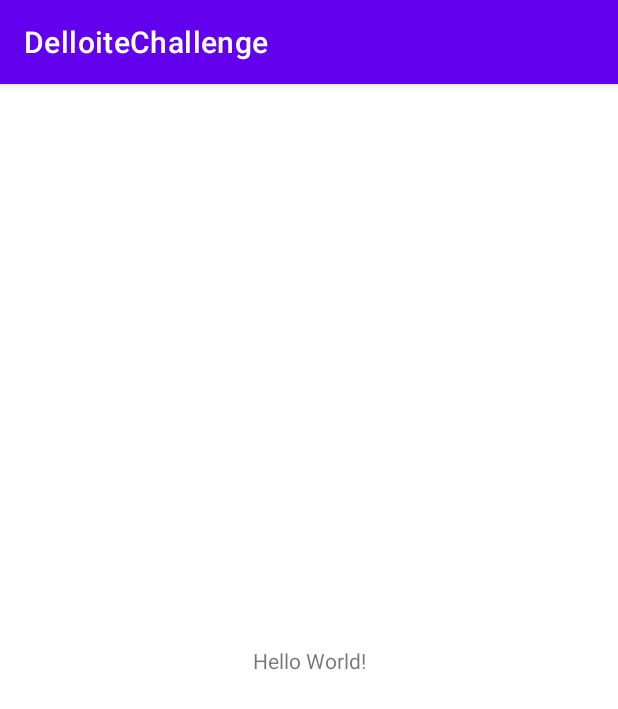
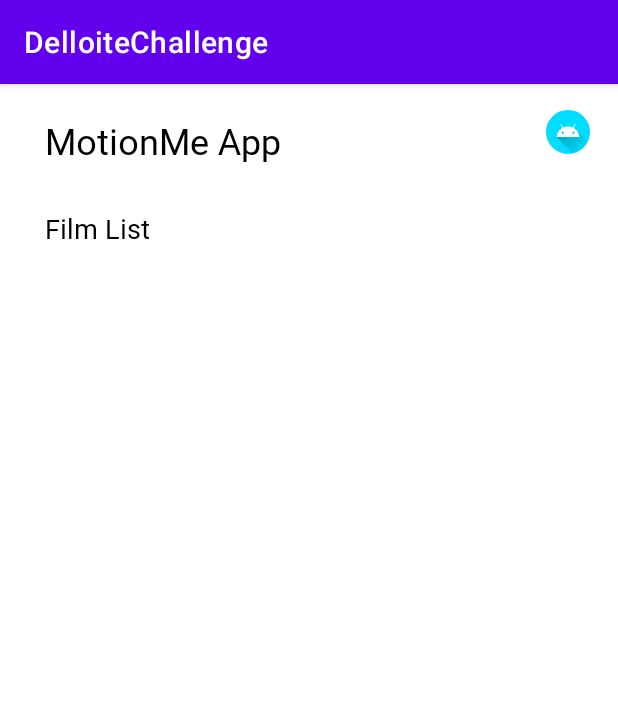
Before and after one commit to Crystal-Technologies-Ltd/delloite-challenge, an Android app: the screen it shows after launch (MainActivity), on a phone screen of 412 x 824 dp. Shown: the top 709 px of the screen. Run offline under Robolectric (Android 15) with nearby library versions, the phone set to English and light mode, and no system bars.

Commit message:
progress - Setup fonts, databinding; Create movie list adapter ui; Create main screen activity;

```diff
--- a/app/src/main/java/com/giang/delloitechallenge/MainActivity.kt
+++ b/app/src/main/java/com/giang/delloitechallenge/MainActivity.kt
@@ -1,11 +1,23 @@
 package com.giang.delloitechallenge
 
+import android.os.Bundle
 import androidx.appcompat.app.AppCompatActivity
-import android.os.Bundle
+import androidx.navigation.NavController
+import androidx.navigation.fragment.NavHostFragment
+import androidx.navigation.fragment.findNavController
 
 class MainActivity : AppCompatActivity() {
+  private lateinit var navController: NavController
+
   override fun onCreate(savedInstanceState: Bundle?) {
     super.onCreate(savedInstanceState)
     setContentView(R.layout.activity_main)
+    val navHostFragment =
+      supportFragmentManager.findFragmentById(R.id.activityDashboard_hostFragment) as NavHostFragment
+    navController = navHostFragment.findNavController()
+  }
+
+  override fun onSupportNavigateUp(): Boolean {
+    return navController.navigateUp() || super.onSupportNavigateUp()
   }
 }
--- a/app/src/main/java/com/giang/delloitechallenge/movieslist/MovieAdapter.kt
+++ b/app/src/main/java/com/giang/delloitechallenge/movieslist/MoviesAdapter.kt
@@ -8,7 +8,7 @@ import com.giang.delloitechallenge.R
 import com.giang.delloitechallenge.databinding.RcvitemMovieBinding
 import com.giang.delloitechallenge.movieslist.dto.Search
 
-class MovieAdapter : RecyclerView.Adapter<RecyclerView.ViewHolder>() {
+class MoviesAdapter : RecyclerView.Adapter<RecyclerView.ViewHolder>() {
   private var dataList: ArrayList<Search> = arrayListOf()
 
   inner class MovieItemVH(private val binding: RcvitemMovieBinding) :
--- a/app/src/main/java/com/giang/delloitechallenge/movieslist/MoviesListFragment.kt
+++ b/app/src/main/java/com/giang/delloitechallenge/movieslist/MoviesListFragment.kt
@@ -1 +1,12 @@
 package com.giang.delloitechallenge.movieslist
+
+import android.os.Bundle
+import android.view.View
+import androidx.fragment.app.Fragment
+import com.giang.delloitechallenge.R
+
+class MoviesListFragment : Fragment(R.layout.fragment_movies_list) {
+  override fun onViewCreated(view: View, savedInstanceState: Bundle?) {
+    super.onViewCreated(view, savedInstanceState)
+  }
+}
--- /dev/null
+++ b/app/src/main/java/com/giang/delloitechallenge/movieslist/MoviesListViewModel.kt
@@ -0,0 +1,19 @@
+package com.giang.delloitechallenge.movieslist
+
+import androidx.lifecycle.MutableLiveData
+import androidx.lifecycle.ViewModel
+import androidx.lifecycle.viewModelScope
+import com.giang.delloitechallenge.movieslist.dto.MoviesResponse
+import kotlinx.coroutines.Dispatchers
+import kotlinx.coroutines.launch
+
+class MoviesListViewModel(val movieListRepo: MoviesRepo) : ViewModel() {
+
+  val movieListLiveData: MutableLiveData<MoviesResponse> = MutableLiveData()
+
+  fun getMovieList() {
+    viewModelScope.launch(Dispatchers.IO) {
+      val result = movieListRepo.getMovies()
+    }
+  }
+}
--- /dev/null
+++ b/app/src/main/res/drawable/avatar.xml
@@ -0,0 +1,6 @@
+<?xml version="1.0" encoding="utf-8"?>
+<layer-list xmlns:android="http://schemas.android.com/apk/res/android" >
+
+  <item android:drawable="@drawable/circle_bg"/>
+  <item android:drawable="@drawable/ic_launcher_foreground"/>
+</layer-list>
--- /dev/null
+++ b/app/src/main/res/drawable/circle_bg.xml
@@ -0,0 +1,11 @@
+<shape xmlns:android="http://schemas.android.com/apk/res/android"
+  android:innerRadius="0dp"
+  android:shape="ring"
+  android:thicknessRatio="2"
+  android:useLevel="false" >
+  <solid android:color="@android:color/holo_blue_bright" />
+
+  <stroke
+    android:width="10dp"
+    android:color="@android:color/white" />
+</shape>
--- /dev/null
+++ b/app/src/main/res/font/helvatica_700.xml
@@ -0,0 +1,4 @@
+<?xml version="1.0" encoding="utf-8"?>
+<font-family xmlns:android="http://schemas.android.com/apk/res/android">
+
+</font-family>
--- a/app/src/main/res/font/fonts.xml
+++ b/app/src/main/res/font/helveticaneue_700.xml
@@ -3,9 +3,9 @@
   xmlns:app="http://schemas.android.com/apk/res-auto">
   <font
     android:fontStyle="normal"
-    android:fontWeight="500"
+    android:fontWeight="700"
     android:font="@font/helveticaneue"
     app:fontStyle="normal"
-    app:fontWeight="500"
+    app:fontWeight="700"
     />
 </font-family>
--- a/app/src/main/res/layout/activity_main.xml
+++ b/app/src/main/res/layout/activity_main.xml
@@ -1,18 +1,46 @@
 <?xml version="1.0" encoding="utf-8"?>
 <androidx.constraintlayout.widget.ConstraintLayout xmlns:android="http://schemas.android.com/apk/res/android"
   xmlns:app="http://schemas.android.com/apk/res-auto"
-  xmlns:tools="http://schemas.android.com/tools"
   android:layout_width="match_parent"
-  android:layout_height="match_parent"
-  tools:context=".MainActivity">
+  android:layout_height="match_parent">
 
-  <TextView
+  <androidx.appcompat.widget.AppCompatTextView
+    android:id="@+id/activity_tv_title"
     android:layout_width="wrap_content"
     android:layout_height="wrap_content"
-    android:text="Hello World!"
-    app:layout_constraintBottom_toBottomOf="parent"
-    app:layout_constraintLeft_toLeftOf="parent"
+    app:layout_constraintTop_toTopOf="parent"
+    app:layout_constraintStart_toStartOf="parent"
     app:layout_constraintRight_toRightOf="parent"
-    app:layout_constraintTop_toTopOf="parent" />
+    android:layout_marginStart="30dp"
+    android:layout_marginTop="21dp"
+    android:textColor="#000000"
+    android:text="@string/motion_me"
+    android:fontFamily="@font/helveticaneue_700"
+    android:textSize="24sp"
+    />
+
+  <ImageView
+    android:id="@+id/activity_imv_avatar"
+    android:layout_width="36dp"
+    android:layout_height="36dp"
+    app:layout_constraintTop_toTopOf="parent"
+    app:layout_constraintBottom_toBottomOf="@+id/activity_tv_title"
+    app:layout_constraintStart_toEndOf="@+id/activity_tv_title"
+    app:layout_constraintEnd_toEndOf="parent"
+    app:layout_constraintHorizontal_bias="1"
+    android:layout_marginEnd="15dp"
+    android:layout_marginTop="10dp"
+    android:src="@drawable/avatar"
+    android:elevation="23dp"
+    />
+
+  <androidx.fragment.app.FragmentContainerView
+    android:id="@+id/activityDashboard_hostFragment"
+    android:name="androidx.navigation.fragment.NavHostFragment"
+    android:layout_width="match_parent"
+    android:layout_height="0dp"
+    app:defaultNavHost="true"
+    app:layout_constraintTop_toBottomOf="@+id/activity_tv_title"
+    app:navGraph='@navigation/nav_movie' />
 
 </androidx.constraintlayout.widget.ConstraintLayout>
--- /dev/null
+++ b/app/src/main/res/layout/fragment_movies_list.xml
@@ -0,0 +1,31 @@
+<?xml version="1.0" encoding="utf-8"?>
+<androidx.constraintlayout.widget.ConstraintLayout xmlns:android="http://schemas.android.com/apk/res/android"
+  android:layout_width="match_parent"
+  android:layout_height="match_parent"
+  xmlns:app="http://schemas.android.com/apk/res-auto">
+
+  <androidx.appcompat.widget.AppCompatTextView
+    android:id="@+id/movieList_tv_filmList"
+    android:layout_width="wrap_content"
+    android:layout_height="wrap_content"
+    android:text="@string/film_list"
+    android:fontFamily="@font/helveticaneue"
+    app:layout_constraintStart_toStartOf="parent"
+    app:layout_constraintTop_toTopOf="parent"
+    android:layout_marginStart="30dp"
+    android:layout_marginTop="30dp"
+    android:textSize="18sp"
+    android:textColor="#000000"
+    />
+
+  <androidx.recyclerview.widget.RecyclerView
+    android:id="@+id/movieList_rcv_movies"
+    android:layout_width="0dp"
+    android:layout_height="wrap_content"
+    android:layout_marginStart="30dp"
+    android:layout_marginTop="30dp"
+    app:layout_constraintStart_toStartOf="parent"
+    app:layout_constraintTop_toBottomOf="@+id/movieList_tv_filmList"
+    app:layoutManager="androidx.recyclerview.widget.GridLayoutManager"
+    />
+</androidx.constraintlayout.widget.ConstraintLayout>
--- /dev/null
+++ b/app/src/main/res/navigation/nav_movie.xml
@@ -0,0 +1,15 @@
+<?xml version="1.0" encoding="utf-8"?>
+<navigation xmlns:android="http://schemas.android.com/apk/res/android"
+  xmlns:app="http://schemas.android.com/apk/res-auto"
+  xmlns:tools="http://schemas.android.com/tools"
+  android:id="@+id/nav_dashboard"
+  app:startDestination="@id/fragmentMovieList">
+
+  <fragment
+    android:id="@+id/fragmentMovieList"
+    android:name="com.giang.delloitechallenge.movieslist.MoviesListFragment"
+    android:label="fragmentMovieList"
+    tools:layout="@layout/fragment_movies_list">
+  </fragment>
+
+</navigation>
--- a/app/src/main/res/values/strings.xml
+++ b/app/src/main/res/values/strings.xml
@@ -1,3 +1,5 @@
 <resources>
   <string name="app_name">DelloiteChallenge</string>
+  <string name="motion_me">MotionMe App</string>
+  <string name="film_list">Film List</string>
 </resources>
```
